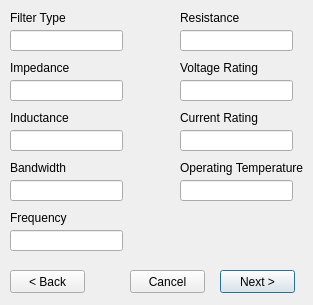
First picture: the form in AltiumPartsDB/filter_dlg.ui, repository fierst/parts-db-editor, before the edit.
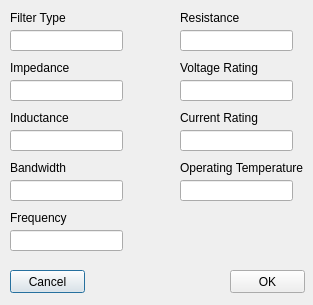
Second picture: the form after the edit.

The edit to the form file:
```diff
--- a/AltiumPartsDB/filter_dlg.ui
+++ b/AltiumPartsDB/filter_dlg.ui
@@ -223,23 +223,10 @@
     <string>Voltage Rating</string>
    </property>
   </widget>
-  <widget class="QPushButton" name="btn_next">
-   <property name="geometry">
-    <rect>
-     <x>220</x>
-     <y>270</y>
-     <width>75</width>
-     <height>23</height>
-    </rect>
-   </property>
-   <property name="text">
-    <string>Next &gt;</string>
-   </property>
-  </widget>
   <widget class="QPushButton" name="btn_cancel">
    <property name="geometry">
     <rect>
-     <x>130</x>
+     <x>10</x>
      <y>270</y>
      <width>75</width>
      <height>23</height>
@@ -252,14 +239,14 @@
   <widget class="QPushButton" name="btn_back">
    <property name="geometry">
     <rect>
-     <x>10</x>
+     <x>230</x>
      <y>270</y>
      <width>75</width>
      <height>23</height>
     </rect>
    </property>
    <property name="text">
-    <string>&lt; Back</string>
+    <string>OK</string>
    </property>
   </widget>
  </widget>
```
Left out of the diff: 21 changed lines with no effect on the pictures.
